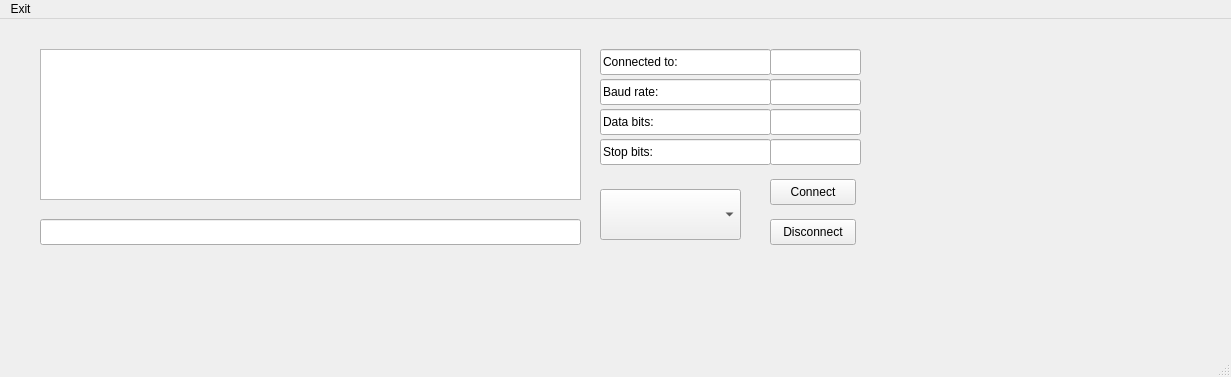
The window that Software/Qt/mainwindow.ui (Korius668/Robot-ISCARA) describes before a commit, drawn with Qt 5.
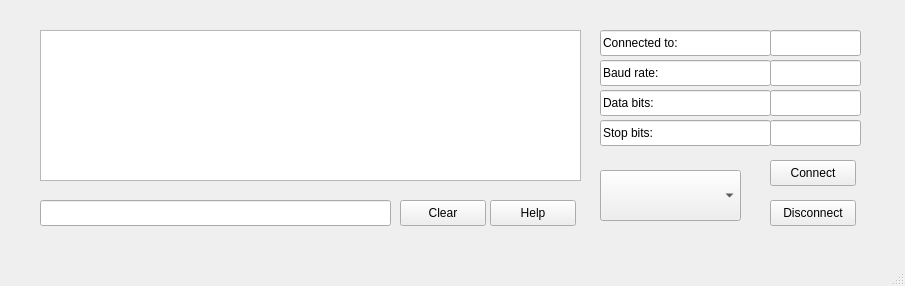
The same window after the commit. Icons and pictures are not drawn.

Diff of the .ui file:
```diff
--- a/Software/Qt/mainwindow.ui
+++ b/Software/Qt/mainwindow.ui
@@ -6,8 +6,8 @@
    <rect>
     <x>0</x>
     <y>0</y>
-    <width>1231</width>
-    <height>377</height>
+    <width>905</width>
+    <height>286</height>
    </rect>
   </property>
   <property name="mouseTracking">
@@ -110,7 +110,7 @@
      <rect>
       <x>40</x>
       <y>200</y>
-      <width>541</width>
+      <width>351</width>
       <height>26</height>
      </rect>
     </property>
@@ -264,22 +264,32 @@
      <bool>true</bool>
     </property>
    </widget>
-  </widget>
-  <widget class="QMenuBar" name="menubar">
-   <property name="geometry">
-    <rect>
-     <x>0</x>
-     <y>0</y>
-     <width>1231</width>
-     <height>23</height>
-    </rect>
-   </property>
-   <widget class="QMenu" name="menuExit">
-    <property name="title">
-     <string>Exit</string>
+   <widget class="QPushButton" name="pushButton_3">
+    <property name="geometry">
+     <rect>
+      <x>490</x>
+      <y>200</y>
+      <width>86</width>
+      <height>26</height>
+     </rect>
     </property>
+    <property name="text">
+     <string>Help</string>
+    </property>
    </widget>
-   <addaction name="menuExit"/>
+   <widget class="QPushButton" name="pushButton_4">
+    <property name="geometry">
+     <rect>
+      <x>400</x>
+      <y>200</y>
+      <width>86</width>
+      <height>26</height>
+     </rect>
+    </property>
+    <property name="text">
+     <string>Clear</string>
+    </property>
+   </widget>
   </widget>
   <widget class="QStatusBar" name="statusbar"/>
  </widget>
```
Left out of the diff: 6 changed lines with no effect on the pictures.
